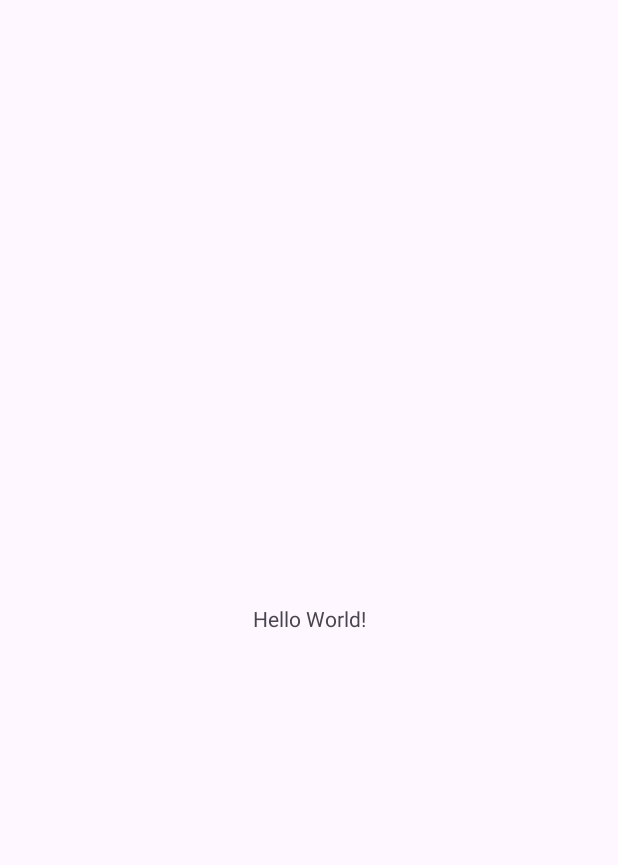
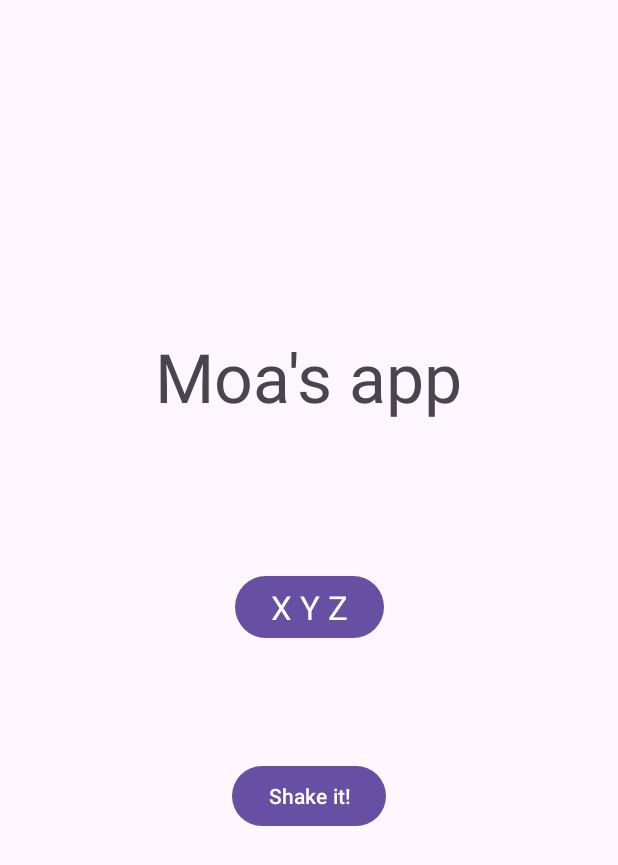
Before and after one commit to MoaLizzie/BonjourSensor, an Android app: the screen it shows after launch (MainActivity), on a phone screen of 412 x 824 dp. Before the commit the part shown is almost empty. Shown: the top 865 px of the screen. Run offline under Robolectric (Android 15) with nearby library versions, the phone set to English and light mode, and no system bars.

Commit message:
added buttons

```diff
--- a/app/src/main/java/com/example/hellosensor/MainActivity.java
+++ b/app/src/main/java/com/example/hellosensor/MainActivity.java
@@ -3,6 +3,9 @@ package com.example.hellosensor;
 import androidx.appcompat.app.AppCompatActivity;
 
 import android.os.Bundle;
+import android.util.Log;
+import android.view.View;
+import android.widget.Button;
 
 public class MainActivity extends AppCompatActivity {
 
@@ -12,4 +15,8 @@ public class MainActivity extends AppCompatActivity {
         setContentView(R.layout.activity_main);
     }
 
+    public void toggle (View v) {
+        Button b = (Button) v;
+        b.setEnabled(false);
+    }
 }
--- a/app/src/main/res/layout/activity_main.xml
+++ b/app/src/main/res/layout/activity_main.xml
@@ -7,12 +7,52 @@
     tools:context=".MainActivity">
 
     <TextView
+        android:id="@+id/textView"
         android:layout_width="wrap_content"
         android:layout_height="wrap_content"
-        android:text="Hello World!"
+        android:layout_marginStart="117dp"
+        android:layout_marginTop="180dp"
+        android:layout_marginEnd="117dp"
+        android:text="Moa's app"
+        android:textAppearance="@style/TextAppearance.AppCompat.Display2"
+        app:layout_constraintBottom_toTopOf="@+id/button2"
+        app:layout_constraintEnd_toEndOf="parent"
+        app:layout_constraintStart_toStartOf="parent"
+        app:layout_constraintTop_toTopOf="parent"
+        tools:ignore="MissingConstraints" />
+
+    <Button
+        android:id="@+id/button2"
+        android:layout_width="wrap_content"
+        android:layout_height="wrap_content"
+        android:layout_marginStart="162dp"
+        android:layout_marginTop="57dp"
+        android:layout_marginEnd="162dp"
+        android:layout_marginBottom="354dp"
+        android:text="X Y Z"
+        android:clickable="true"
+        android:onClick="toggle"
+        android:textAppearance="@style/TextAppearance.AppCompat.Large"
         app:layout_constraintBottom_toBottomOf="parent"
         app:layout_constraintEnd_toEndOf="parent"
         app:layout_constraintStart_toStartOf="parent"
-        app:layout_constraintTop_toTopOf="parent" />
+        app:layout_constraintTop_toBottomOf="@+id/textView"
+        tools:ignore="MissingConstraints" />
+
+    <Button
+        android:id="@+id/button3"
+        android:layout_width="wrap_content"
+        android:layout_height="wrap_content"
+        android:layout_marginStart="167dp"
+        android:layout_marginTop="66dp"
+        android:layout_marginEnd="167dp"
+        android:layout_marginBottom="258dp"
+        android:text="Shake it!"
+        android:clickable="true"
+        android:onClick="toggle"
+        app:layout_constraintBottom_toBottomOf="parent"
+        app:layout_constraintEnd_toEndOf="parent"
+        app:layout_constraintStart_toStartOf="parent"
+        app:layout_constraintTop_toBottomOf="@+id/button2" />
 
 </androidx.constraintlayout.widget.ConstraintLayout>
```
